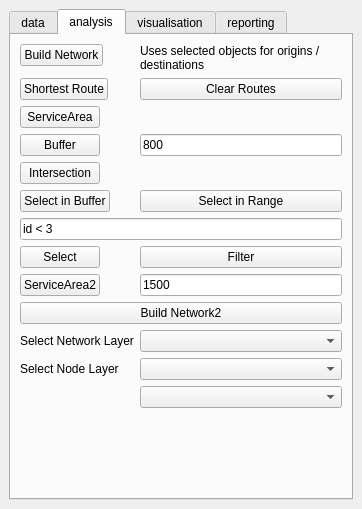
Above: SpatialDecision/spatial_decision_dockwidget_base.ui from SimonGriffioen/GEO1005 before the change. Below: the same form after it.
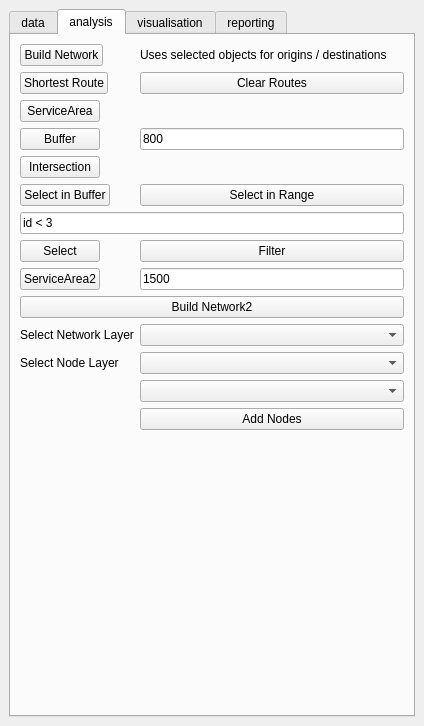
That is the form after the change.

Commit message:
add node with mouseclick
added some code to add a new transit node by clicking your mouse button

What changed in the file:
```diff
--- a/SpatialDecision/spatial_decision_dockwidget_base.ui
+++ b/SpatialDecision/spatial_decision_dockwidget_base.ui
@@ -6,8 +6,8 @@
    <rect>
     <x>0</x>
     <y>0</y>
-    <width>362</width>
-    <height>509</height>
+    <width>424</width>
+    <height>726</height>
    </rect>
   </property>
   <property name="windowTitle">
@@ -270,6 +270,13 @@
           </property>
          </widget>
         </item>
+        <item row="16" column="1">
+         <widget class="QPushButton" name="addNodesButton">
+          <property name="text">
+           <string>Add Nodes</string>
+          </property>
+         </widget>
+        </item>
        </layout>
       </widget>
       <widget class="QWidget" name="tab">
```
The commit also changes 4 other files.
